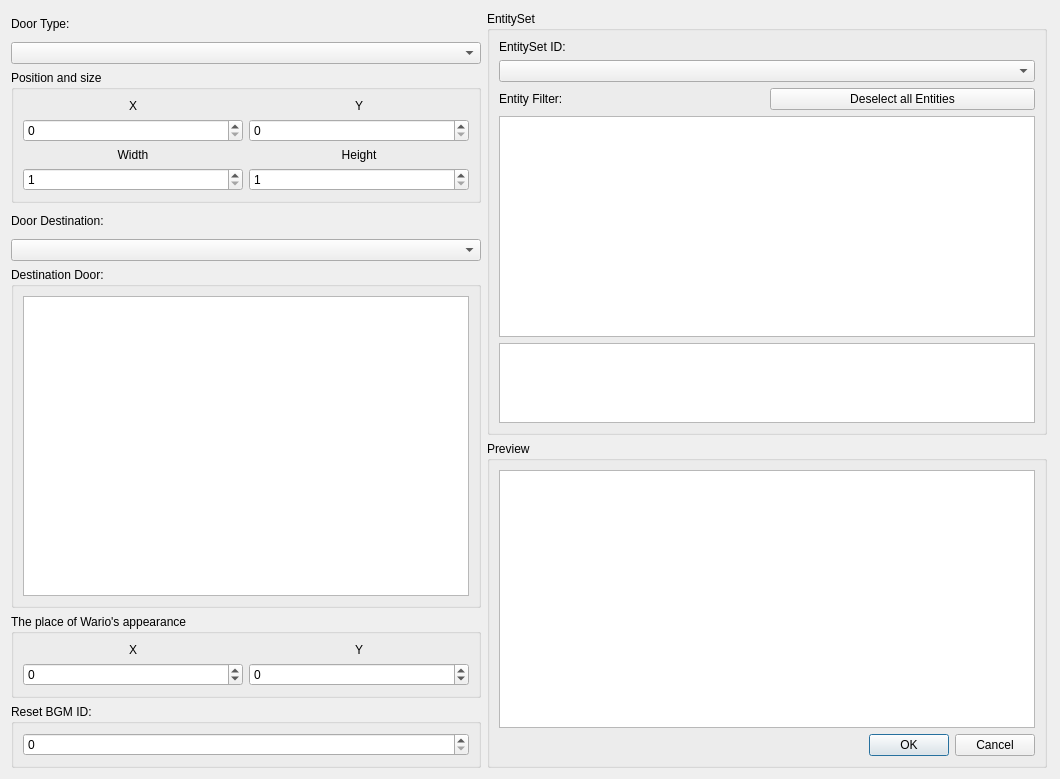
This is Dialog/DoorConfigDialog.ui in wario-land/WL4Editor as Qt 5 draws it before an edit. The edited form follows.
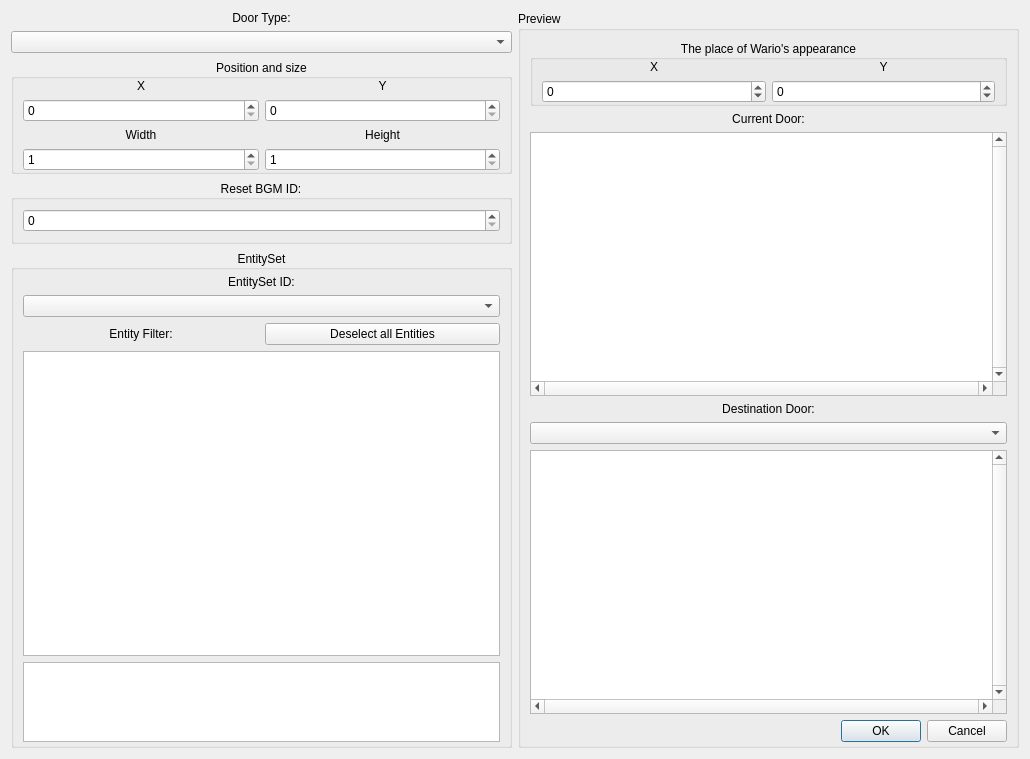
This is the edited form.

```diff
--- a/Dialog/DoorConfigDialog.ui
+++ b/Dialog/DoorConfigDialog.ui
@@ -6,105 +6,85 @@
    <rect>
     <x>0</x>
     <y>0</y>
-    <width>1060</width>
-    <height>779</height>
+    <width>1030</width>
+    <height>759</height>
    </rect>
   </property>
   <property name="windowTitle">
    <string>Door Config</string>
   </property>
-  <layout class="QGridLayout" name="gridLayout_3">
-   <item row="6" column="1" rowspan="3">
-    <widget class="QGroupBox" name="GroupBox_Preview">
-     <property name="maximumSize">
-      <size>
-       <width>560</width>
-       <height>16777215</height>
-      </size>
-     </property>
-     <property name="title">
-      <string>Preview</string>
-     </property>
-     <layout class="QVBoxLayout" name="verticalLayout_5">
+  <layout class="QHBoxLayout" name="horizontalLayout">
       <item>
-       <widget class="QGraphicsView" name="GraphicsView_Preview"/>
-      </item>
-      <item>
-       <widget class="QDialogButtonBox" name="buttonBox">
-        <property name="orientation">
-         <enum>Qt::Horizontal</enum>
-        </property>
-        <property name="standardButtons">
-         <set>QDialogButtonBox::Cancel|QDialogButtonBox::Ok</set>
-        </property>
-       </widget>
-      </item>
-     </layout>
-    </widget>
-   </item>
-   <item row="0" column="1" rowspan="6">
-    <widget class="QGroupBox" name="GroupBox_EntitySet">
-     <property name="title">
-      <string>EntitySet</string>
+    <layout class="QVBoxLayout" name="verticalLayout_6">
+     <property name="spacing">
+      <number>6</number>
+     </property>
+     <property name="sizeConstraint">
+      <enum>QLayout::SetDefaultConstraint</enum>
+     </property>
+     <property name="rightMargin">
+      <number>0</number>
      </property>
-     <layout class="QGridLayout" name="gridLayout_4">
-      <item row="2" column="0">
-       <widget class="QLabel" name="Label_EntityFilter">
-        <property name="text">
-         <string>Entity Filter:</string>
-        </property>
-       </widget>
-      </item>
-      <item row="2" column="1">
-       <widget class="QPushButton" name="pushButton_DeselectAll">
+     <item>
+      <widget class="QLabel" name="Label_DoorType">
+       <property name="sizePolicy">
+        <sizepolicy hsizetype="Expanding" vsizetype="Fixed">
+         <horstretch>0</horstretch>
+         <verstretch>0</verstretch>
+        </sizepolicy>
+       </property>
         <property name="text">
-         <string>Deselect all Entities</string>
-        </property>
-       </widget>
-      </item>
-      <item row="0" column="0" colspan="2">
-       <widget class="QLabel" name="Label_EntitySetID">
-        <property name="text">
-         <string>EntitySet ID:</string>
-        </property>
-       </widget>
-      </item>
-      <item row="1" column="0" colspan="2">
-       <widget class="QComboBox" name="ComboBox_EntitySetID"/>
-      </item>
-      <item row="3" column="0" colspan="2">
-       <widget class="QTableView" name="TableView_EntityFilter">
-        <property name="minimumSize">
-         <size>
-          <width>0</width>
-          <height>0</height>
-         </size>
+        <string>Door Type:</string>
+       </property>
+       <property name="alignment">
+        <set>Qt::AlignCenter</set>
+       </property>
+       <property name="wordWrap">
+        <bool>false</bool>
         </property>
        </widget>
       </item>
-      <item row="4" column="0" colspan="2">
-       <widget class="QTextEdit" name="TextEdit_AllTheEntities">
-        <property name="maximumSize">
-         <size>
-          <width>16777215</width>
-          <height>80</height>
-         </size>
+     <item>
+      <widget class="QComboBox" name="ComboBox_DoorType">
+       <property name="sizePolicy">
+        <sizepolicy hsizetype="Expanding" vsizetype="Fixed">
+         <horstretch>0</horstretch>
+         <verstretch>0</verstretch>
+        </sizepolicy>
         </property>
        </widget>
       </item>
-     </layout>
-    </widget>
-   </item>
-   <item row="2" column="0">
+     <item>
     <widget class="QGroupBox" name="GroupBox_PositionAndSize">
+       <property name="sizePolicy">
+        <sizepolicy hsizetype="Expanding" vsizetype="Fixed">
+         <horstretch>0</horstretch>
+         <verstretch>0</verstretch>
+        </sizepolicy>
+       </property>
      <property name="title">
       <string>Position and size</string>
      </property>
+       <property name="alignment">
+        <set>Qt::AlignCenter</set>
+       </property>
      <layout class="QVBoxLayout" name="verticalLayout">
+        <property name="topMargin">
+         <number>0</number>
+        </property>
+        <property name="bottomMargin">
+         <number>0</number>
+        </property>
       <item>
        <layout class="QGridLayout" name="gridLayout">
         <item row="1" column="0">
          <widget class="QSpinBox" name="SpinBox_DoorX">
+            <property name="sizePolicy">
+             <sizepolicy hsizetype="Expanding" vsizetype="Fixed">
+              <horstretch>0</horstretch>
+              <verstretch>0</verstretch>
+             </sizepolicy>
+            </property>
           <property name="maximum">
            <number>255</number>
           </property>
@@ -132,6 +112,12 @@
         </item>
         <item row="1" column="1">
          <widget class="QSpinBox" name="SpinBox_DoorY">
+            <property name="sizePolicy">
+             <sizepolicy hsizetype="Expanding" vsizetype="Fixed">
+              <horstretch>0</horstretch>
+              <verstretch>0</verstretch>
+             </sizepolicy>
+            </property>
           <property name="maximum">
            <number>255</number>
           </property>
@@ -159,6 +145,12 @@
         </item>
         <item row="3" column="0">
          <widget class="QSpinBox" name="SpinBox_DoorWidth">
+            <property name="sizePolicy">
+             <sizepolicy hsizetype="Expanding" vsizetype="Fixed">
+              <horstretch>0</horstretch>
+              <verstretch>0</verstretch>
+             </sizepolicy>
+            </property>
           <property name="minimum">
            <number>1</number>
           </property>
@@ -169,6 +161,12 @@
         </item>
         <item row="3" column="1">
          <widget class="QSpinBox" name="SpinBox_DoorHeight">
+            <property name="sizePolicy">
+             <sizepolicy hsizetype="Expanding" vsizetype="Fixed">
+              <horstretch>0</horstretch>
+              <verstretch>0</verstretch>
+             </sizepolicy>
+            </property>
           <property name="minimum">
            <number>1</number>
           </property>
@@ -182,41 +180,205 @@
      </layout>
     </widget>
    </item>
-   <item row="5" column="0" rowspan="2">
-    <widget class="QGroupBox" name="GroupBox_DestinationDoor">
-     <property name="maximumSize">
-      <size>
-       <width>470</width>
-       <height>16777215</height>
-      </size>
+     <item>
+      <widget class="QGroupBox" name="GroupBox_BGM_ID">
+       <property name="sizePolicy">
+        <sizepolicy hsizetype="Expanding" vsizetype="Fixed">
+         <horstretch>0</horstretch>
+         <verstretch>0</verstretch>
+        </sizepolicy>
      </property>
      <property name="title">
-      <string>Destination Door:</string>
+        <string>Reset BGM ID:</string>
+       </property>
+       <property name="alignment">
+        <set>Qt::AlignCenter</set>
+       </property>
+       <layout class="QVBoxLayout" name="verticalLayout_4">
+        <item>
+         <widget class="QSpinBox" name="SpinBox_BGM_ID">
+          <property name="maximum">
+           <number>818</number>
+          </property>
+         </widget>
+        </item>
+       </layout>
+      </widget>
+     </item>
+     <item>
+      <widget class="QGroupBox" name="GroupBox_EntitySet">
+       <property name="sizePolicy">
+        <sizepolicy hsizetype="Expanding" vsizetype="Expanding">
+         <horstretch>0</horstretch>
+         <verstretch>0</verstretch>
+        </sizepolicy>
+       </property>
+       <property name="title">
+        <string>EntitySet</string>
+       </property>
+       <property name="alignment">
+        <set>Qt::AlignCenter</set>
      </property>
      <layout class="QVBoxLayout" name="verticalLayout_2">
+        <property name="topMargin">
+         <number>5</number>
+        </property>
+        <property name="bottomMargin">
+         <number>3</number>
+        </property>
       <item>
-       <widget class="QGraphicsView" name="GraphicsView_DestinationDoor">
+         <widget class="QLabel" name="Label_EntitySetID">
+          <property name="sizePolicy">
+           <sizepolicy hsizetype="Preferred" vsizetype="Fixed">
+            <horstretch>0</horstretch>
+            <verstretch>0</verstretch>
+           </sizepolicy>
+          </property>
+          <property name="text">
+           <string>EntitySet ID:</string>
+          </property>
+          <property name="alignment">
+           <set>Qt::AlignCenter</set>
+          </property>
+         </widget>
+        </item>
+        <item>
+         <widget class="QComboBox" name="ComboBox_EntitySetID"/>
+        </item>
+        <item>
+         <layout class="QHBoxLayout" name="horizontalLayout_2">
+          <property name="topMargin">
+           <number>0</number>
+          </property>
+          <item>
+           <widget class="QLabel" name="Label_EntityFilter">
+            <property name="sizePolicy">
+             <sizepolicy hsizetype="Expanding" vsizetype="Preferred">
+              <horstretch>0</horstretch>
+              <verstretch>0</verstretch>
+             </sizepolicy>
+            </property>
+            <property name="text">
+             <string>Entity Filter:</string>
+            </property>
+            <property name="alignment">
+             <set>Qt::AlignCenter</set>
+            </property>
+           </widget>
+          </item>
+          <item>
+           <widget class="QPushButton" name="pushButton_DeselectAll">
+            <property name="sizePolicy">
+             <sizepolicy hsizetype="Expanding" vsizetype="Fixed">
+              <horstretch>0</horstretch>
+              <verstretch>0</verstretch>
+             </sizepolicy>
+            </property>
+            <property name="text">
+             <string>Deselect all Entities</string>
+            </property>
+           </widget>
+          </item>
+         </layout>
+        </item>
+        <item>
+         <widget class="QTableView" name="TableView_EntityFilter">
         <property name="minimumSize">
          <size>
           <width>0</width>
-          <height>300</height>
+            <height>240</height>
          </size>
         </property>
        </widget>
       </item>
+        <item>
+         <widget class="QTextEdit" name="TextEdit_AllTheEntities">
+          <property name="maximumSize">
+           <size>
+            <width>16777215</width>
+            <height>80</height>
+           </size>
+          </property>
+         </widget>
+        </item>
+        <item>
+         <spacer name="horizontalSpacer">
+          <property name="orientation">
+           <enum>Qt::Horizontal</enum>
+          </property>
+          <property name="sizeHint" stdset="0">
+           <size>
+            <width>40</width>
+            <height>0</height>
+           </size>
+          </property>
+         </spacer>
+        </item>
      </layout>
     </widget>
    </item>
-   <item row="7" column="0">
+    </layout>
+   </item>
+   <item>
+    <layout class="QVBoxLayout" name="verticalLayout_7">
+     <property name="rightMargin">
+      <number>0</number>
+     </property>
+     <item>
+      <widget class="QGroupBox" name="GroupBox_Preview">
+       <property name="sizePolicy">
+        <sizepolicy hsizetype="Minimum" vsizetype="Preferred">
+         <horstretch>0</horstretch>
+         <verstretch>0</verstretch>
+        </sizepolicy>
+       </property>
+       <property name="maximumSize">
+        <size>
+         <width>16777215</width>
+         <height>16777215</height>
+        </size>
+       </property>
+       <property name="whatsThis">
+        <string/>
+       </property>
+       <property name="title">
+        <string>Preview</string>
+       </property>
+       <layout class="QVBoxLayout" name="verticalLayout_5">
+        <property name="bottomMargin">
+         <number>3</number>
+        </property>
+        <item>
     <widget class="QGroupBox" name="GroupBox_AppearancePlace">
+          <property name="sizePolicy">
+           <sizepolicy hsizetype="Minimum" vsizetype="Fixed">
+            <horstretch>0</horstretch>
+            <verstretch>0</verstretch>
+           </sizepolicy>
+          </property>
      <property name="title">
       <string>The place of Wario's appearance</string>
      </property>
+          <property name="alignment">
+           <set>Qt::AlignCenter</set>
+          </property>
      <layout class="QVBoxLayout" name="verticalLayout_3">
+           <property name="topMargin">
+            <number>0</number>
+           </property>
+           <property name="bottomMargin">
+            <number>0</number>
+           </property>
       <item>
        <layout class="QGridLayout" name="gridLayout_2">
         <item row="0" column="0">
          <widget class="QLabel" name="Label_WarioX">
+               <property name="sizePolicy">
+                <sizepolicy hsizetype="Minimum" vsizetype="Preferred">
+                 <horstretch>0</horstretch>
+                 <verstretch>0</verstretch>
+                </sizepolicy>
+               </property>
           <property name="text">
            <string>X</string>
           </property>
@@ -227,6 +389,12 @@
         </item>
         <item row="0" column="1">
          <widget class="QLabel" name="Label_WarioY">
+               <property name="sizePolicy">
+                <sizepolicy hsizetype="Minimum" vsizetype="Preferred">
+                 <horstretch>0</horstretch>
+                 <verstretch>0</verstretch>
+                </sizepolicy>
+               </property>
           <property name="text">
            <string>Y</string>
           </property>
@@ -260,41 +428,118 @@
      </layout>
     </widget>
    </item>
-   <item row="4" column="0">
-    <widget class="QComboBox" name="ComboBox_DoorDestinationPicker"/>
-   </item>
-   <item row="0" column="0">
-    <widget class="QLabel" name="Label_DoorType">
+        <item>
+         <widget class="QLabel" name="label_CurrentDoor">
+          <property name="sizePolicy">
+           <sizepolicy hsizetype="Minimum" vsizetype="Fixed">
+            <horstretch>0</horstretch>
+            <verstretch>0</verstretch>
+           </sizepolicy>
+          </property>
      <property name="text">
-      <string>Door Type:</string>
-     </property>
-    </widget>
-   </item>
-   <item row="3" column="0">
-    <widget class="QLabel" name="Label_DoorDestination">
+           <string>Current Door:</string>
+          </property>
+          <property name="alignment">
+           <set>Qt::AlignCenter</set>
+          </property>
+         </widget>
+        </item>
+        <item>
+         <widget class="QGraphicsView" name="GraphicsView_Preview">
+          <property name="sizePolicy">
+           <sizepolicy hsizetype="Ignored" vsizetype="Ignored">
+            <horstretch>0</horstretch>
+            <verstretch>0</verstretch>
+           </sizepolicy>
+          </property>
+          <property name="verticalScrollBarPolicy">
+           <enum>Qt::ScrollBarAlwaysOn</enum>
+          </property>
+          <property name="horizontalScrollBarPolicy">
+           <enum>Qt::ScrollBarAlwaysOn</enum>
+          </property>
+          <property name="sizeAdjustPolicy">
+           <enum>QAbstractScrollArea::AdjustToContents</enum>
+          </property>
+          <property name="viewportUpdateMode">
+           <enum>QGraphicsView::SmartViewportUpdate</enum>
+          </property>
+         </widget>
+        </item>
+        <item>
+         <widget class="QLabel" name="label_DestinationDoor">
+          <property name="sizePolicy">
+           <sizepolicy hsizetype="Preferred" vsizetype="Fixed">
+            <horstretch>0</horstretch>
+            <verstretch>0</verstretch>
+           </sizepolicy>
+          </property>
      <property name="text">
-      <string>Door Destination:</string>
-     </property>
-    </widget>
-   </item>
-   <item row="1" column="0">
-    <widget class="QComboBox" name="ComboBox_DoorType"/>
-   </item>
-   <item row="8" column="0">
-    <widget class="QGroupBox" name="GroupBox_BGM_ID">
-     <property name="title">
-      <string>Reset BGM ID:</string>
-     </property>
-     <layout class="QVBoxLayout" name="verticalLayout_4">
+           <string>Destination Door:</string>
+          </property>
+          <property name="alignment">
+           <set>Qt::AlignCenter</set>
+          </property>
+         </widget>
+        </item>
+        <item>
+         <widget class="QComboBox" name="ComboBox_DoorDestinationPicker">
+          <property name="sizePolicy">
+           <sizepolicy hsizetype="Minimum" vsizetype="Fixed">
+            <horstretch>0</horstretch>
+            <verstretch>0</verstretch>
+           </sizepolicy>
+          </property>
+         </widget>
+        </item>
+        <item>
+         <widget class="QGraphicsView" name="GraphicsView_DestinationDoor">
+          <property name="sizePolicy">
+           <sizepolicy hsizetype="Ignored" vsizetype="Ignored">
+            <horstretch>0</horstretch>
+            <verstretch>0</verstretch>
+           </sizepolicy>
+          </property>
+          <property name="minimumSize">
+           <size>
+            <width>0</width>
+            <height>0</height>
+           </size>
+          </property>
+          <property name="verticalScrollBarPolicy">
+           <enum>Qt::ScrollBarAlwaysOn</enum>
+          </property>
+          <property name="horizontalScrollBarPolicy">
+           <enum>Qt::ScrollBarAlwaysOn</enum>
+          </property>
+          <property name="sizeAdjustPolicy">
+           <enum>QAbstractScrollArea::AdjustToContents</enum>
+          </property>
+          <property name="viewportUpdateMode">
+           <enum>QGraphicsView::SmartViewportUpdate</enum>
+          </property>
+         </widget>
+        </item>
       <item>
-       <widget class="QSpinBox" name="SpinBox_BGM_ID">
-        <property name="maximum">
-         <number>818</number>
-        </property>
+         <widget class="QDialogButtonBox" name="buttonBox">
+          <property name="sizePolicy">
+           <sizepolicy hsizetype="Minimum" vsizetype="Fixed">
+            <horstretch>0</horstretch>
+            <verstretch>0</verstretch>
+           </sizepolicy>
+          </property>
+          <property name="orientation">
+           <enum>Qt::Horizontal</enum>
+          </property>
+          <property name="standardButtons">
+           <set>QDialogButtonBox::Cancel|QDialogButtonBox::Ok</set>
+          </property>
        </widget>
       </item>
      </layout>
     </widget>
+     </item>
+    </layout>
    </item>
   </layout>
  </widget>
```
Lines whose indentation alone changed are shown as unchanged.
